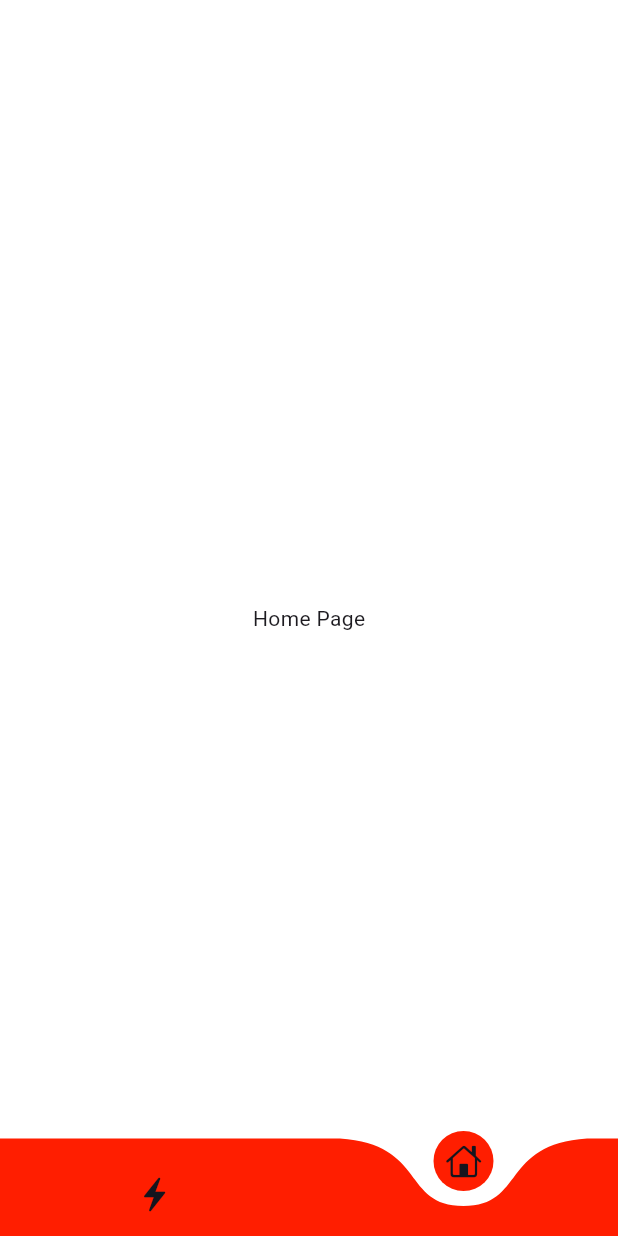
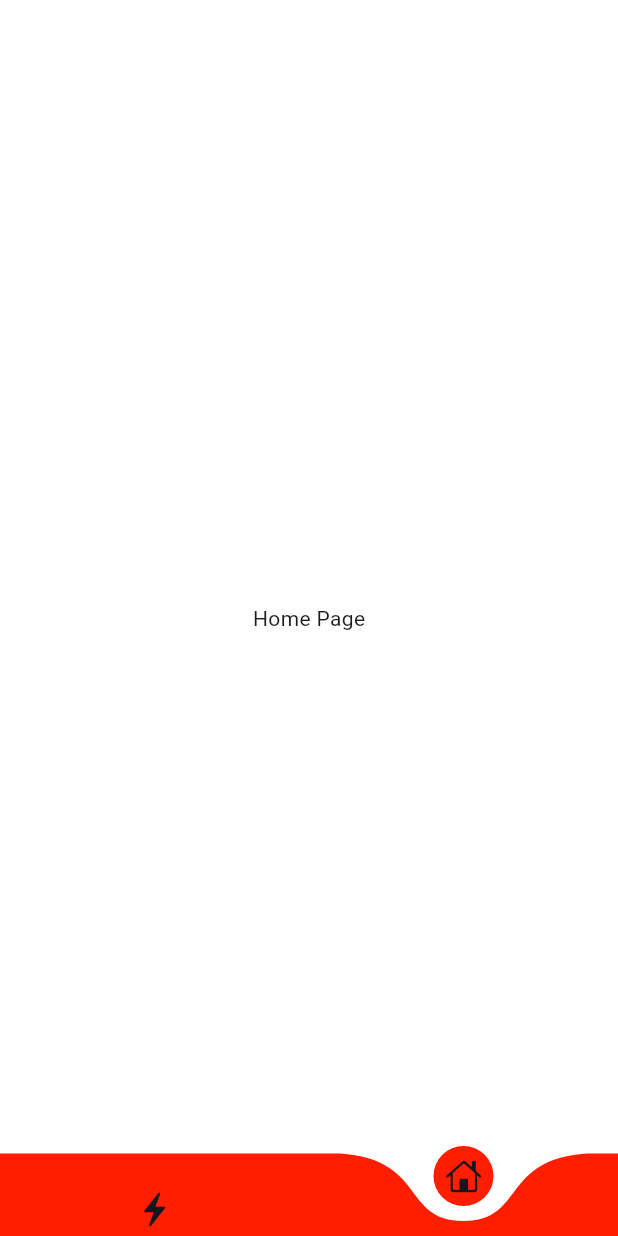
Before and after one commit to sudo-boo/f1-live, a Flutter app: the screen it shows after launch, item 2 of the bottom bar chosen, on a phone screen of 412 x 824 dp. Run offline on Flutter 3.47's test engine with Material 3 defaults, Android fonts, the light colour scheme and no system bars; drawn by our look-alikes of curved_navigation_bar; our stand-ins replace webview_flutter; Roboto replaces fonts that are missing (SFPro).

Commit message:
MODIFY: Bottom App Bar

```diff
--- a/lib/pages/internal_main_page.dart
+++ b/lib/pages/internal_main_page.dart
@@ -31,7 +31,7 @@ class _InternalMainPageState extends State<InternalMainPage> {
       body: _pages[_selectedIndex],
       bottomNavigationBar: CurvedNavigationBar(
         index: _selectedIndex,
-        height: 65.0,
+        height: 55.0,
         backgroundColor: Colors.transparent,
         color: F1Red,
         buttonBackgroundColor: F1Red,
```
Also changed, not shown: lib/utils/bottom_app_bar.dart (deleted).
